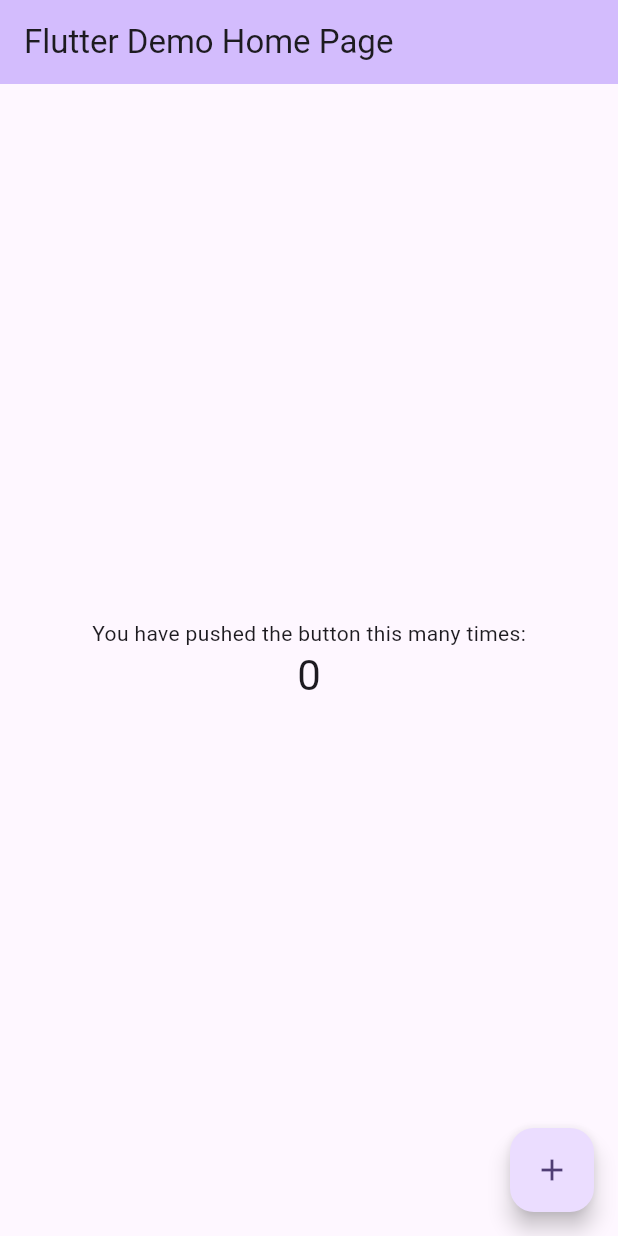
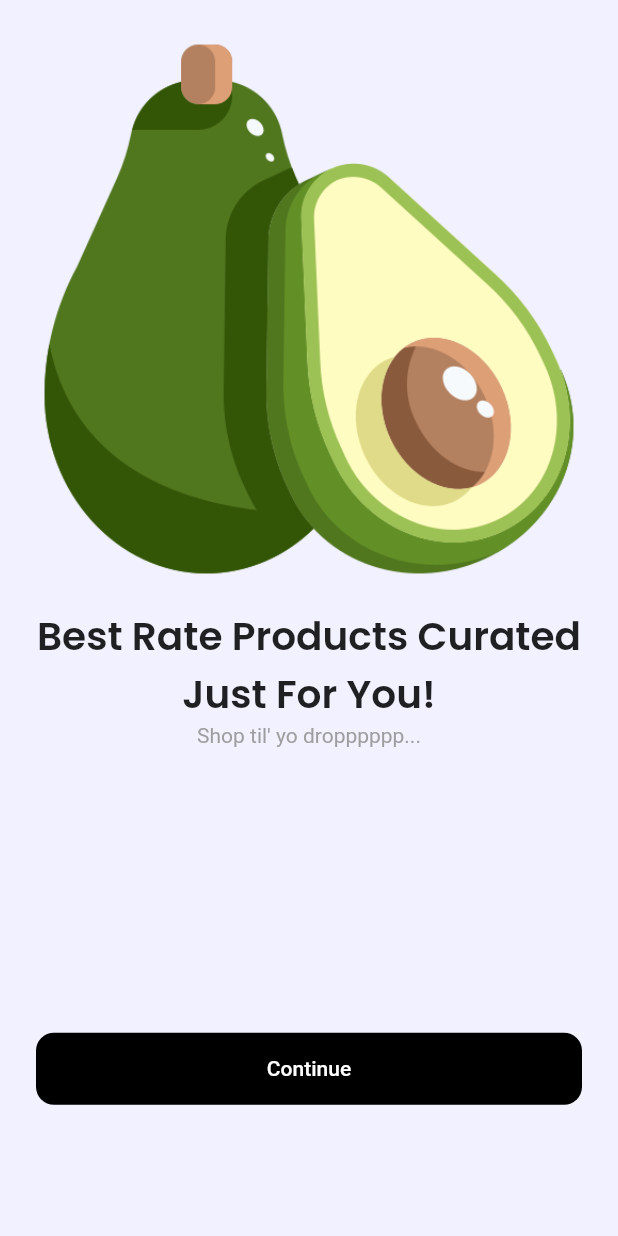
Before and after one commit to igitasjay/my_cart, a Flutter app: the screen it shows after launch, on a phone screen of 412 x 824 dp. Run offline on Flutter 3.47's test engine with Material 3 defaults, Android fonts, the phone set to English and light mode, and no system bars; our stand-ins replace google_fonts.

Commit message:
the into page is done, and for some weird reason i can't explain, i just switched off material 3 ;)

```diff
--- a/lib/main.dart
+++ b/lib/main.dart
@@ -1,4 +1,5 @@
 import 'package:flutter/material.dart';
+import 'package:my_cart/pages/intro.page.dart';
 
 void main() {
   runApp(const MyApp());
@@ -7,119 +8,31 @@ void main() {
 class MyApp extends StatelessWidget {
   const MyApp({super.key});
 
-  // This widget is the root of your application.
   @override
   Widget build(BuildContext context) {
     return MaterialApp(
-      title: 'Flutter Demo',
+      debugShowCheckedModeBanner: false,
+      title: 'My Cart',
       theme: ThemeData(
-        // This is the theme of your application.
-        //
-        // TRY THIS: Try running your application with "flutter run". You'll see
-        // the application has a purple toolbar. Then, without quitting the app,
-        // try changing the seedColor in the colorScheme below to Colors.green
-        // and then invoke "hot reload" (save your changes or press the "hot
-        // reload" button in a Flutter-supported IDE, or press "r" if you used
-        // the command line to start the app).
-        //
-        // Notice that the counter didn't reset back to zero; the application
-        // state is not lost during the reload. To reset the state, use hot
-        // restart instead.
-        //
-        // This works for code too, not just values: Most code changes can be
-        // tested with just a hot reload.
-        colorScheme: ColorScheme.fromSeed(seedColor: Colors.deepPurple),
-        useMaterial3: true,
+        scaffoldBackgroundColor: const Color(0xf0f0f0ff),
+        // appBarTheme: const AppBarTheme(
+        //   backgroundColor: Color(0xf0f0f0ff),
+        //   surfaceTintColor: Color(0xf0f0f0f0),
+        //   shadowColor: Color(0xf0f0f0f0),
+        //   elevation: 0,
+        // ),
+        filledButtonTheme: FilledButtonThemeData(
+          style: FilledButton.styleFrom(
+            padding: const EdgeInsets.symmetric(vertical: 16),
+            backgroundColor: Colors.black,
+            shape: RoundedRectangleBorder(
+              borderRadius: BorderRadius.circular(12),
+            ),
+          ),
+        ),
+        useMaterial3: false,
       ),
-      home: const MyHomePage(title: 'Flutter Demo Home Page'),
+      home: const IntroPage(),
     );
   }
 }
-
-class MyHomePage extends StatefulWidget {
-  const MyHomePage({super.key, required this.title});
-
-  // This widget is the home page of your application. It is stateful, meaning
-  // that it has a State object (defined below) that contains fields that affect
-  // how it looks.
-
-  // This class is the configuration for the state. It holds the values (in this
-  // case the title) provided by the parent (in this case the App widget) and
-  // used by the build method of the State. Fields in a Widget subclass are
-  // always marked "final".
-
-  final String title;
-
-  @override
-  State<MyHomePage> createState() => _MyHomePageState();
-}
-
-class _MyHomePageState extends State<MyHomePage> {
-  int _counter = 0;
-
-  void _incrementCounter() {
-    setState(() {
-      // This call to setState tells the Flutter framework that something has
-      // changed in this State, which causes it to rerun the build method below
-      // so that the display can reflect the updated values. If we changed
-      // _counter without calling setState(), then the build method would not be
-      // called again, and so nothing would appear to happen.
-      _counter++;
-    });
-  }
-
-  @override
-  Widget build(BuildContext context) {
-    // This method is rerun every time setState is called, for instance as done
-    // by the _incrementCounter method above.
-    //
-    // The Flutter framework has been optimized to make rerunning build methods
-    // fast, so that you can just rebuild anything that needs updating rather
-    // than having to individually change instances of widgets.
-    return Scaffold(
-      appBar: AppBar(
-        // TRY THIS: Try changing the color here to a specific color (to
-        // Colors.amber, perhaps?) and trigger a hot reload to see the AppBar
-        // change color while the other colors stay the same.
-        backgroundColor: Theme.of(context).colorScheme.inversePrimary,
-        // Here we take the value from the MyHomePage object that was created by
-        // the App.build method, and use it to set our appbar title.
-        title: Text(widget.title),
-      ),
-      body: Center(
-        // Center is a layout widget. It takes a single child and positions it
-        // in the middle of the parent.
-        child: Column(
-          // Column is also a layout widget. It takes a list of children and
-          // arranges them vertically. By default, it sizes itself to fit its
-          // children horizontally, and tries to be as tall as its parent.
-          //
-          // Column has various properties to control how it sizes itself and
-          // how it positions its children. Here we use mainAxisAlignment to
-          // center the children vertically; the main axis here is the vertical
-          // axis because Columns are vertical (the cross axis would be
-          // horizontal).
-          //
-          // TRY THIS: Invoke "debug painting" (choose the "Toggle Debug Paint"
-          // action in the IDE, or press "p" in the console), to see the
-          // wireframe for each widget.
-          mainAxisAlignment: MainAxisAlignment.center,
-          children: <Widget>[
-            const Text(
-              'You have pushed the button this many times:',
-            ),
-            Text(
-              '$_counter',
-              style: Theme.of(context).textTheme.headlineMedium,
-            ),
-          ],
-        ),
-      ),
-      floatingActionButton: FloatingActionButton(
-        onPressed: _incrementCounter,
-        tooltip: 'Increment',
-        child: const Icon(Icons.add),
-      ), // This trailing comma makes auto-formatting nicer for build methods.
-    );
-  }
-}
--- /dev/null
+++ b/lib/pages/intro.page.dart
@@ -0,0 +1,54 @@
+import 'package:flutter/material.dart';
+import 'package:google_fonts/google_fonts.dart';
+import 'package:my_cart/pages/home.page.dart';
+
+class IntroPage extends StatelessWidget {
+  const IntroPage({super.key});
+
+  @override
+  Widget build(BuildContext context) {
+    return Scaffold(
+      body: SafeArea(
+        child: Padding(
+          padding: const EdgeInsets.all(24.0),
+          child: Column(
+            children: <Widget>[
+              Image.asset("assets/avocado.png"),
+              const SizedBox(height: 16),
+              Text(
+                "Best Rate Products Curated Just For You!",
+                textAlign: TextAlign.center,
+                style: GoogleFonts.poppins(
+                  fontSize: 26,
+                  fontWeight: FontWeight.w600,
+                ),
+              ),
+              const Text(
+                "Shop til' yo dropppppp...",
+                style: TextStyle(
+                  color: Colors.grey,
+                ),
+              ),
+              const Spacer(flex: 3),
+              SizedBox(
+                width: double.infinity,
+                child: FilledButton(
+                  onPressed: () {
+                    Navigator.push(
+                      context,
+                      MaterialPageRoute(
+                        builder: (_) => const HomePage(),
+                      ),
+                    );
+                  },
+                  child: const Text("Continue"),
+                ),
+              ),
+              const Spacer(),
+            ],
+          ),
+        ),
+      ),
+    );
+  }
+}
```
Also changed, not shown: lib/pages/home.page.dart (added, +51 -0 lines).
